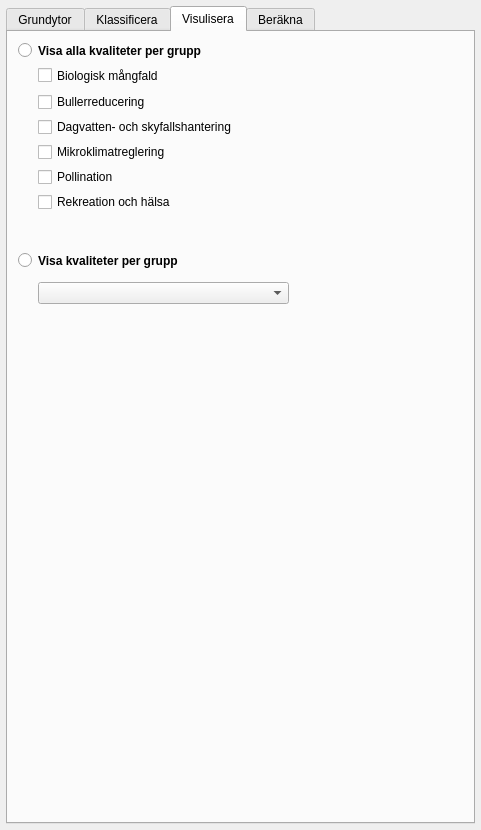
The window that ui/qgyf_dockwidget_base.ui (co-city/QGYF) describes before a commit, drawn with Qt 5.
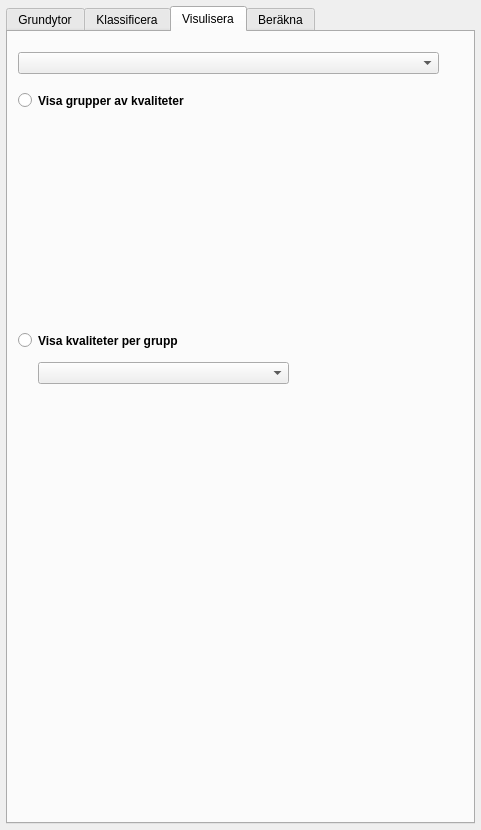
The same window after the commit. The open tabs and pages were chosen to show the change. Icons and pictures are not drawn. Custom widgets are drawn as their Qt base class.

Commit message: geometry button - ground areas

Patch:
```diff
--- a/ui/qgyf_dockwidget_base.ui
+++ b/ui/qgyf_dockwidget_base.ui
@@ -762,95 +762,11 @@
        <attribute name="toolTip">
         <string>Sätt stil på de klassificerade objekten utifrån kvalitet</string>
        </attribute>
-       <widget class="QCheckBox" name="checkBio">
-        <property name="geometry">
-         <rect>
-          <x>30</x>
-          <y>35</y>
-          <width>141</width>
-          <height>17</height>
-         </rect>
-        </property>
-        <property name="text">
-         <string>Biologisk mångfald</string>
-        </property>
-        <property name="checkable">
-         <bool>true</bool>
-        </property>
-        <property name="checked">
-         <bool>false</bool>
-        </property>
-       </widget>
-       <widget class="QCheckBox" name="checkBuller">
-        <property name="geometry">
-         <rect>
-          <x>30</x>
-          <y>60</y>
-          <width>141</width>
-          <height>20</height>
-         </rect>
-        </property>
-        <property name="text">
-         <string>Bullerreducering</string>
-        </property>
-       </widget>
-       <widget class="QCheckBox" name="checkVatten">
-        <property name="geometry">
-         <rect>
-          <x>30</x>
-          <y>85</y>
-          <width>231</width>
-          <height>20</height>
-         </rect>
-        </property>
-        <property name="text">
-         <string>Dagvatten- och skyfallshantering</string>
-        </property>
-       </widget>
-       <widget class="QCheckBox" name="checkKlimat">
-        <property name="geometry">
-         <rect>
-          <x>30</x>
-          <y>110</y>
-          <width>141</width>
-          <height>20</height>
-         </rect>
-        </property>
-        <property name="text">
-         <string>Mikroklimatreglering</string>
-        </property>
-       </widget>
-       <widget class="QCheckBox" name="checkPoll">
-        <property name="geometry">
-         <rect>
-          <x>30</x>
-          <y>135</y>
-          <width>141</width>
-          <height>20</height>
-         </rect>
-        </property>
-        <property name="text">
-         <string>Pollination</string>
-        </property>
-       </widget>
-       <widget class="QCheckBox" name="checkHalsa">
-        <property name="geometry">
-         <rect>
-          <x>30</x>
-          <y>160</y>
-          <width>141</width>
-          <height>20</height>
-         </rect>
-        </property>
-        <property name="text">
-         <string>Rekreation och hälsa</string>
-        </property>
-       </widget>
        <widget class="QRadioButton" name="showAll">
         <property name="geometry">
          <rect>
           <x>10</x>
-          <y>10</y>
+          <y>60</y>
           <width>281</width>
           <height>17</height>
          </rect>
@@ -862,14 +778,14 @@
          </font>
         </property>
         <property name="text">
-         <string>Visa alla kvaliteter per grupp</string>
+         <string>Visa grupper av kvaliteter</string>
         </property>
        </widget>
        <widget class="QRadioButton" name="showGroup">
         <property name="geometry">
          <rect>
           <x>10</x>
-          <y>220</y>
+          <y>300</y>
           <width>191</width>
           <height>17</height>
          </rect>
@@ -888,12 +804,33 @@
         <property name="geometry">
          <rect>
           <x>30</x>
-          <y>250</y>
+          <y>330</y>
           <width>251</width>
           <height>22</height>
          </rect>
         </property>
        </widget>
+       <widget class="QComboBox" name="selectMain">
+        <property name="geometry">
+         <rect>
+          <x>10</x>
+          <y>20</y>
+          <width>421</width>
+          <height>22</height>
+         </rect>
+        </property>
+       </widget>
+       <widget class="QWidget" name="">
+        <property name="geometry">
+         <rect>
+          <x>30</x>
+          <y>85</y>
+          <width>381</width>
+          <height>201</height>
+         </rect>
+        </property>
+        <layout class="QVBoxLayout" name="checkBoxLayout"/>
+       </widget>
       </widget>
       <widget class="QWidget" name="estimate">
        <attribute name="title">
```
Left out of the diff: 4 changed lines with no effect on the pictures. The commit also changes 10 other files.
